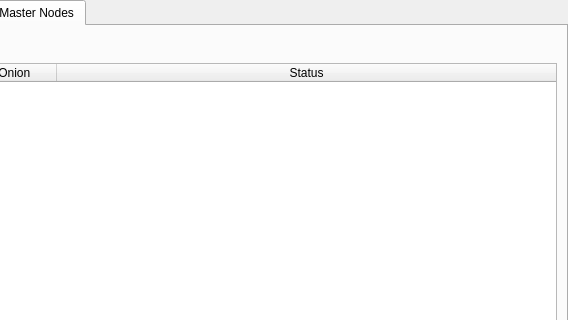
Before: the Qt Designer form src/qt/forms/masternodemanager.ui in SimplicityDev2018/Simplicity, drawn with Qt 5; both pictures show x 155 to 723 and y 0 to 320 of the 723 by 457 pixel window.
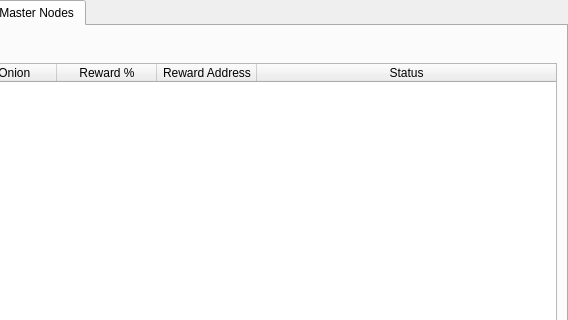
After: the same form once the commit is applied.

Patch:
```diff
--- a/src/qt/forms/masternodemanager.ui
+++ b/src/qt/forms/masternodemanager.ui
@@ -198,6 +198,16 @@
                <string>IP/Onion</string>
               </property>
              </column>
+             <column>
+              <property name="text">
+               <string>Reward %</string>
+              </property>
+             </column>
+             <column>
+              <property name="text">
+               <string>Reward Address</string>
+              </property>
+             </column>
              <column>
               <property name="text">
                <string>Status</string>
```
Left out of the diff: 5 changed lines with no effect on the pictures.
